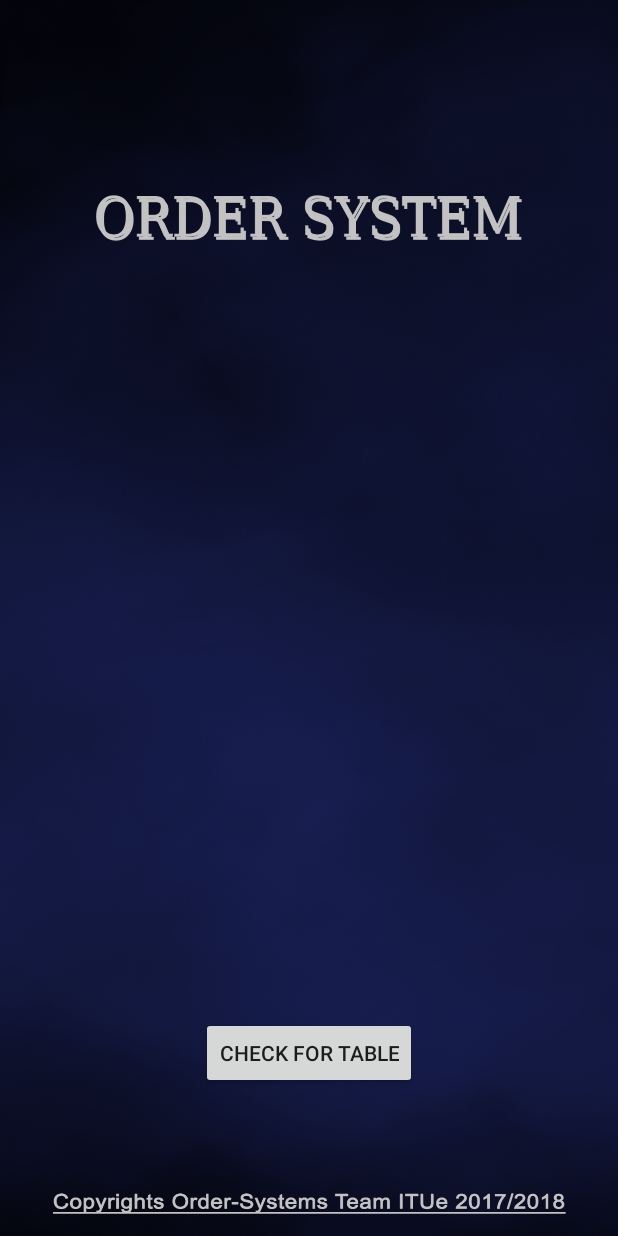
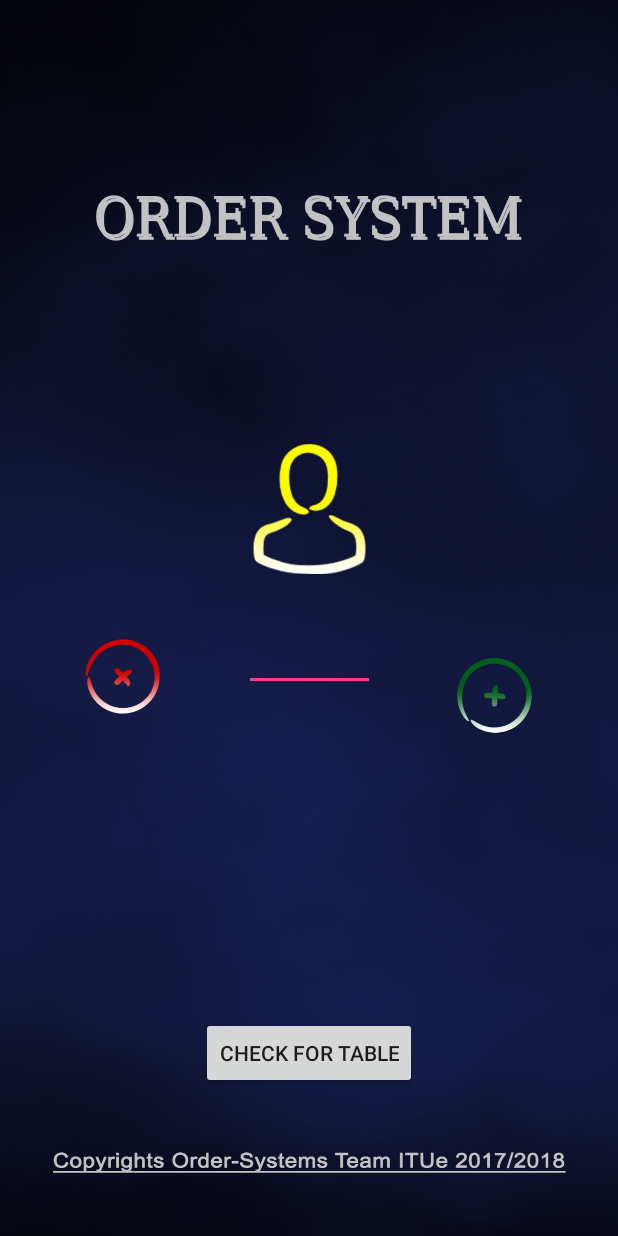
Before and after one commit to UserInterfaceProjectBrno/UIProj, an Android app: the table_handle screen opened directly, with no data from a screen before it, on a phone screen of 412 x 824 dp. Run offline under Robolectric (Android 15) with nearby library versions, the phone set to English and light mode, and no system bars.

Commit message:
Monika Rosa

```diff
--- a/app/src/main/java/com/example/nasty/UIProject/table_handle.java
+++ b/app/src/main/java/com/example/nasty/UIProject/table_handle.java
@@ -5,10 +5,18 @@ import android.os.Bundle;
 import android.support.v7.app.AppCompatActivity;
 import android.view.View;
 import android.widget.Button;
+import android.widget.EditText;
+import android.widget.ImageButton;
+import android.widget.ImageView;
 
 public class table_handle extends AppCompatActivity {
 
     Button CheckForTableButt;
+    ImageButton AddPersonBtn;
+    ImageButton DeletePersonBtn;
+    EditText NumberOfPeople;
+
+
 
     @Override
     protected void onCreate(Bundle savedInstanceState) {
@@ -29,4 +37,28 @@ public class table_handle extends AppCompatActivity {
     }
 
 
+    int number;
+
+    public void clickedBtn(View view) {
+            number= Integer.valueOf(NumberOfPeople.getText().toString());
+            switch (view.getId())
+            {
+                case R.id.AddPersonBtn:
+                    number++;
+                    NumberOfPeople.setText(number);
+                    break;
+                case R.id.DeletePersonBtn:
+                    if(number >=1 ){
+                        number--;
+                        NumberOfPeople.setText(number);
+                    }
+                    break;
+            }
+        }
+
+
+    public void clickedCheck(View view) {
+        //Integer.valueOf(NumberOfPeople.getText().toString());
+        // to be continued
+    }
 }
--- a/app/src/main/res/layout/activity_table_handle.xml
+++ b/app/src/main/res/layout/activity_table_handle.xml
@@ -11,14 +11,13 @@
         android:id="@+id/CopyRightTable"
         android:layout_width="342dp"
         android:layout_height="27dp"
+        app:layout_constraintLeft_toLeftOf="parent"
+        app:layout_constraintRight_toRightOf="parent"
+        app:srcCompat="@drawable/copyrights"
+        app:layout_constraintBottom_toBottomOf="parent"
         android:layout_marginBottom="8dp"
         android:layout_marginTop="8dp"
-        app:layout_constraintBottom_toBottomOf="parent"
-        app:layout_constraintLeft_toLeftOf="parent"
-        app:layout_constraintRight_toRightOf="parent"
-        app:layout_constraintTop_toBottomOf="@+id/LoginButt"
-        app:layout_constraintVertical_bias="0.993"
-        app:srcCompat="@drawable/copyrights" />
+        app:layout_constraintTop_toBottomOf="@+id/CheckForTableButton" />
 
     <ImageView
         android:id="@+id/TitleImgTable"
@@ -38,9 +37,84 @@
         android:layout_marginBottom="8dp"
         android:layout_marginTop="8dp"
         android:text="Check For Table"
+        android:onClick="clickedCheck"
         app:layout_constraintBottom_toBottomOf="parent"
         app:layout_constraintLeft_toLeftOf="parent"
         app:layout_constraintRight_toRightOf="parent"
         app:layout_constraintTop_toTopOf="parent"
         app:layout_constraintVertical_bias="0.882" />
+
+    <ImageView
+        android:id="@+id/PersonImg"
+        android:layout_width="75dp"
+        android:layout_height="96dp"
+        app:srcCompat="@drawable/person"
+        android:layout_marginTop="8dp"
+        android:layout_marginLeft="8dp"
+        app:layout_constraintLeft_toLeftOf="parent"
+        android:layout_marginRight="8dp"
+        app:layout_constraintRight_toRightOf="parent"
+        app:layout_constraintHorizontal_bias="0.501"
+        android:layout_marginBottom="8dp"
+        app:layout_constraintBottom_toTopOf="@+id/CheckForTableButton"
+        app:layout_constraintTop_toTopOf="parent" />
+
+    <ImageButton
+        android:id="@+id/AddPersonBtn"
+        android:layout_width="50dp"
+        android:layout_height="50dp"
+        android:layout_marginBottom="8dp"
+        android:layout_marginRight="8dp"
+        android:layout_marginTop="8dp"
+        android:background="@android:color/transparent"
+        android:scaleType="fitXY"
+        android:onClick="clickedBtn"
+        app:layout_constraintBottom_toBottomOf="parent"
+        app:layout_constraintLeft_toRightOf="@+id/NumberOfPeople"
+        app:layout_constraintRight_toRightOf="parent"
+        app:layout_constraintTop_toTopOf="parent"
+        app:srcCompat="@drawable/plus"
+        android:layout_marginLeft="8dp"
+        app:layout_constraintHorizontal_bias="0.487"
+        app:layout_constraintVertical_bias="0.568"
+        android:contentDescription="" />
+
+    <EditText
+        android:id="@+id/NumberOfPeople"
+        android:layout_width="87dp"
+        android:layout_height="38dp"
+        android:ems="10"
+        android:inputType="number"
+        android:layout_marginBottom="8dp"
+        app:layout_constraintBottom_toBottomOf="@+id/CopyRightTable"
+        app:layout_constraintTop_toTopOf="parent"
+        android:layout_marginTop="8dp"
+        android:layout_marginRight="8dp"
+        app:layout_constraintRight_toRightOf="parent"
+        android:layout_marginLeft="8dp"
+        app:layout_constraintLeft_toLeftOf="parent"
+        app:layout_constraintHorizontal_bias="0.501"
+        app:layout_constraintVertical_bias="0.564" />
+
+    <ImageButton
+        android:id="@+id/DeletePersonBtn"
+        android:layout_width="50dp"
+        android:layout_height="50dp"
+        android:layout_marginBottom="8dp"
+        android:layout_marginLeft="8dp"
+        android:layout_marginTop="8dp"
+        android:background="@android:color/transparent"
+        android:scaleType="fitXY"
+        android:onClick="clickedBtn"
+        app:layout_constraintBottom_toBottomOf="@+id/CopyRightTable"
+        app:layout_constraintLeft_toLeftOf="parent"
+        app:layout_constraintRight_toLeftOf="@+id/NumberOfPeople"
+        app:layout_constraintTop_toTopOf="parent"
+        app:layout_constraintVertical_bias="0.578"
+        app:srcCompat="@drawable/x"
+        android:layout_marginRight="8dp"
+        app:layout_constraintHorizontal_bias="0.506"
+        android:contentDescription="" />
+
+
 </android.support.constraint.ConstraintLayout>
```
Also changed, not shown: app/src/main/res/drawable/person.png (added), app/src/main/res/drawable/plus.png (added), app/src/main/res/drawable/x.png (added).
